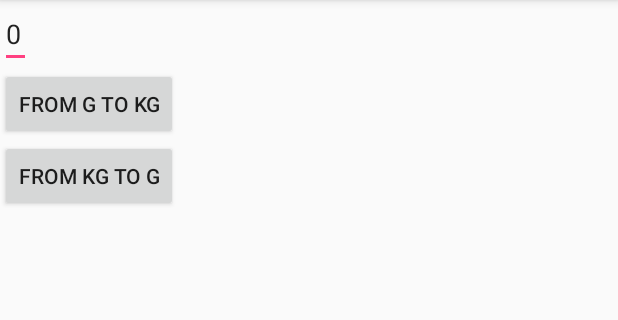
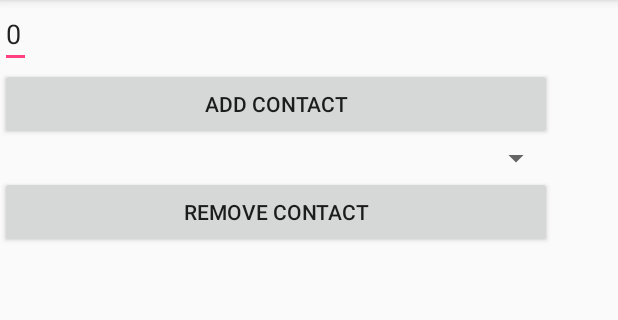
Before and after one commit to guancio/Sda-Converter1, an Android app: the screen it shows after launch (MainActivity), on a phone screen of 412 x 824 dp, the part 84-404 px from its top. Run offline under Robolectric (Android 15) with nearby library versions, the phone set to English and light mode, and no system bars.

Commit message:
First import of the project

```diff
--- a/app/src/main/java/se/kth/roberto/myapplication/MainActivity.java
+++ b/app/src/main/java/se/kth/roberto/myapplication/MainActivity.java
@@ -3,38 +3,75 @@ package se.kth.roberto.myapplication;
 import android.support.v7.app.AppCompatActivity;
 import android.os.Bundle;
 import android.view.View;
+import android.widget.ArrayAdapter;
 import android.widget.EditText;
+import android.widget.Spinner;
 import android.widget.Toast;
 
 import java.text.DecimalFormat;
 import java.text.NumberFormat;
+import java.util.ArrayList;
 import java.util.List;
+import java.util.Vector;
 
+import se.kth.roberto.myapplication.controller.AddressBookController;
 import se.kth.roberto.myapplication.controller.ConverterController;
 
 public class MainActivity extends AppCompatActivity {
 
-    private ConverterController controller;
+    private AddressBookController controller;
+    private ArrayAdapter adapter;
 
     @Override
     protected void onCreate(Bundle savedInstanceState) {
         super.onCreate(savedInstanceState);
         setContentView(R.layout.activity_main);
 
-        controller = new ConverterController();
+        controller = new AddressBookController();
+
+        Spinner spinner = (Spinner) findViewById(R.id.names);
+        // Create an ArrayAdapter using the string list and a default spinner layout
+        adapter = new ArrayAdapter(this, android.R.layout.simple_spinner_item, controller.getAllNames());
+        // Specify the layout to use when the list of choices appears
+        adapter.setDropDownViewResource(android.R.layout.simple_spinner_dropdown_item);
+        // Apply the adapter to the spinner
+        spinner.setAdapter(adapter);
+
         // comment
     }
 
+    public void addName(View view) {
+        View textArea1 = findViewById(R.id.input_value_from_user);
+        EditText textArea = (EditText)textArea1;
+        String res = textArea.getText().toString();
+        controller.addName(res);
+        adapter.notifyDataSetChanged();
+    }
+
+    public void remove(View view) {
+        Spinner spinner = (Spinner) findViewById(R.id.names);
+        String value = (String) spinner.getItemAtPosition(spinner.getSelectedItemPosition());
+        controller.removeName(value);
+        adapter.notifyDataSetChanged();
+    }
+
+/*
+    public void convert(View view)  {
 
 
-    public void convert(View view)  {
-        View textArea1 = findViewById(R.id.input_value_from_user);
 
-        EditText textArea = (EditText)textArea1;
-        String res = textArea.getText().toString();
+        Spinner spinner = (Spinner) findViewById(R.id.type_of_conversion);
+        String value = (String) spinner.getItemAtPosition(spinner.getSelectedItemPosition());
 
         String toDisplay = null;
         try {
+            if ("Convert G to Kg".equals(value)) {
+                toDisplay = controller.convertFromGtoKg(res);
+            }
+            else if ("Convert Kg to G".equals(value)) {
+                toDisplay = controller.convertFromKgToG(res);
+            }
+            /*
             if (view.getId() == R.id.convert_from_g_to_kg) {
                 toDisplay = controller.convertFromGtoKg(res);
             } else if (view.getId() == R.id.convert_from_kg_to_g) {
@@ -47,7 +84,9 @@ public class MainActivity extends AppCompatActivity {
             return;
         }
 
-        Toast t = Toast.makeText(this, toDisplay, Toast.LENGTH_SHORT);
+        Toast t = Toast.makeText(this,
+                toDisplay, Toast.LENGTH_SHORT);
         t.show();
     }
+    */
 }
--- /dev/null
+++ b/app/src/main/java/se/kth/roberto/myapplication/controller/AddressBookController.java
@@ -0,0 +1,26 @@
+package se.kth.roberto.myapplication.controller;
+
+import java.util.List;
+import java.util.Vector;
+
+/**
+ * Created by guancio on 03/11/2017.
+ */
+
+public class AddressBookController {
+    private List<String> names;
+
+    public AddressBookController() {
+        names = new Vector<String>();
+    }
+    public void addName(String name) {
+        this.names.add(name);
+    }
+    public void removeName(String name) {
+        int idx = this.names.indexOf(name);
+        this.names.remove(idx);
+    }
+    public List<String> getAllNames() {
+        return this.names;
+    }
+}
--- a/app/src/main/res/layout/activity_main.xml
+++ b/app/src/main/res/layout/activity_main.xml
@@ -10,26 +10,33 @@
         android:layout_width="368dp"
         android:layout_height="495dp"
         android:orientation="vertical"
-        tools:layout_editor_absoluteY="8dp"
-        tools:layout_editor_absoluteX="8dp">
+        tools:layout_editor_absoluteX="8dp"
+        tools:layout_editor_absoluteY="8dp">
 
         <EditText
             android:id="@+id/input_value_from_user"
             android:layout_width="wrap_content"
             android:layout_height="wrap_content"
-        android:text="0"/>
+            android:text="0" />
+
 
         <Button
-        android:id="@+id/convert_from_g_to_kg"
-        android:layout_width="wrap_content"
+            android:id="@+id/add_contact"
+            android:layout_width="match_parent"
             android:layout_height="wrap_content"
-        android:text="From g to KG"
-        android:onClick="convert"/>
+            android:onClick="addName"
+            android:text="Add Contact" />
+
+        <Spinner
+            android:id="@+id/names"
+            android:layout_width="match_parent"
+            android:layout_height="wrap_content" />
+
         <Button
-        android:id="@+id/convert_from_kg_to_g"
-            android:layout_width="wrap_content"
+            android:id="@+id/remove"
+            android:layout_width="match_parent"
             android:layout_height="wrap_content"
-            android:text="From Kg to g"
-            android:onClick="convert"/>
+            android:onClick="remove"
+            android:text="Remove contact" />
     </LinearLayout>
 </android.support.constraint.ConstraintLayout>
--- a/app/src/main/res/values/strings.xml
+++ b/app/src/main/res/values/strings.xml
@@ -1,3 +1,5 @@
 <resources>
     <string name="app_name">My Application</string>
+    <string name="roberto">Transform G to KG</string>
+    <string name="conversion_message">The result is </string>
 </resources>
```
Lines whose indentation alone changed are shown as unchanged.
